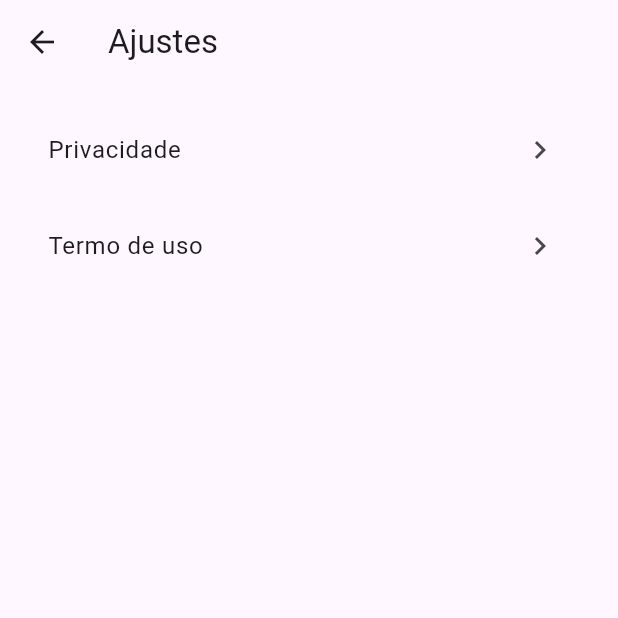
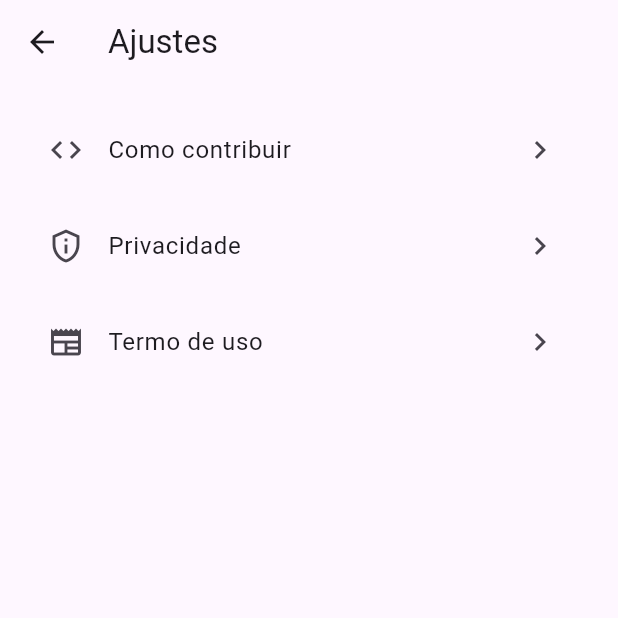
Before and after one commit to NetoBatista/devlearn, a Flutter app: the SettingsPage screen opened by its route, after a tap on "Privacidade", on a phone screen of 412 x 824 dp, the top half of it. Run offline on Flutter 3.47's test engine with Material 3 defaults, Android fonts, the phone set to English and light mode, and no system bars; our stand-ins replace flutter_modular; network calls fail.

Commit message:
chore: add options settings how contribute

```diff
--- a/lib/features/settings/settings_page.dart
+++ b/lib/features/settings/settings_page.dart
@@ -15,8 +15,17 @@ class SettingsPage extends StatelessWidget {
         children: [
           ListTile(
             onTap: () => Url.openUrl(
+              'https://github.com/NetoBatista/devlearn',
+            ),
+            leading: Icon(Icons.code_outlined),
+            title: Text('Como contribuir'),
+            trailing: Icon(Icons.chevron_right_outlined),
+          ),
+          ListTile(
+            onTap: () => Url.openUrl(
               'https://github.com/NetoBatista/devlearn/blob/main/assets/privacy.md',
             ),
+            leading: Icon(Icons.privacy_tip_outlined),
             title: Text('Privacidade'),
             trailing: Icon(Icons.chevron_right_outlined),
           ),
@@ -24,6 +33,7 @@ class SettingsPage extends StatelessWidget {
             onTap: () => Url.openUrl(
               'https://github.com/NetoBatista/devlearn/blob/main/assets/use_term.md',
             ),
+            leading: Icon(Icons.newspaper_outlined),
             title: Text('Termo de uso'),
             trailing: Icon(Icons.chevron_right_outlined),
           ),
```
